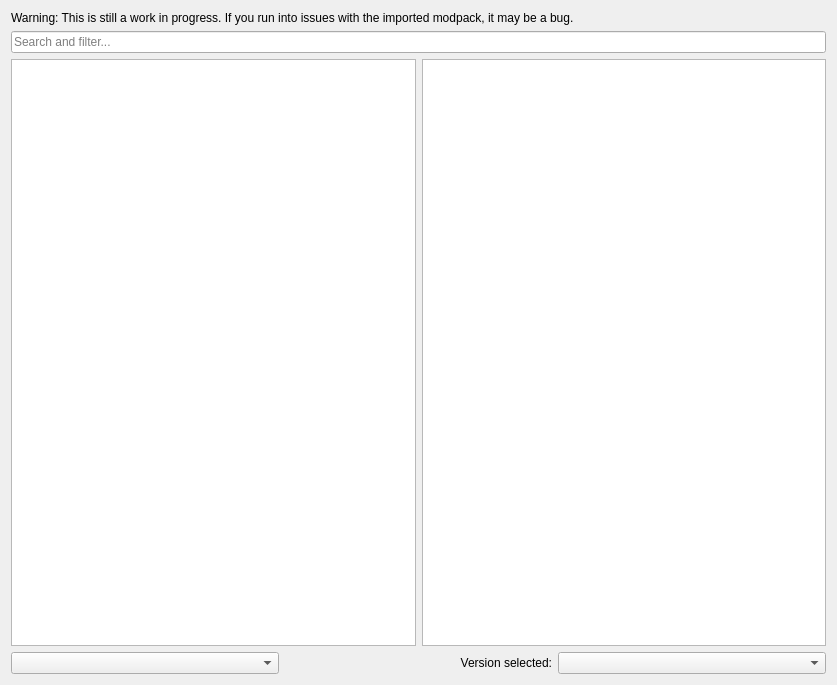
Qt form launcher/ui/pages/modplatform/atlauncher/AtlPage.ui (PolyMC/PolyMC) before a commit.
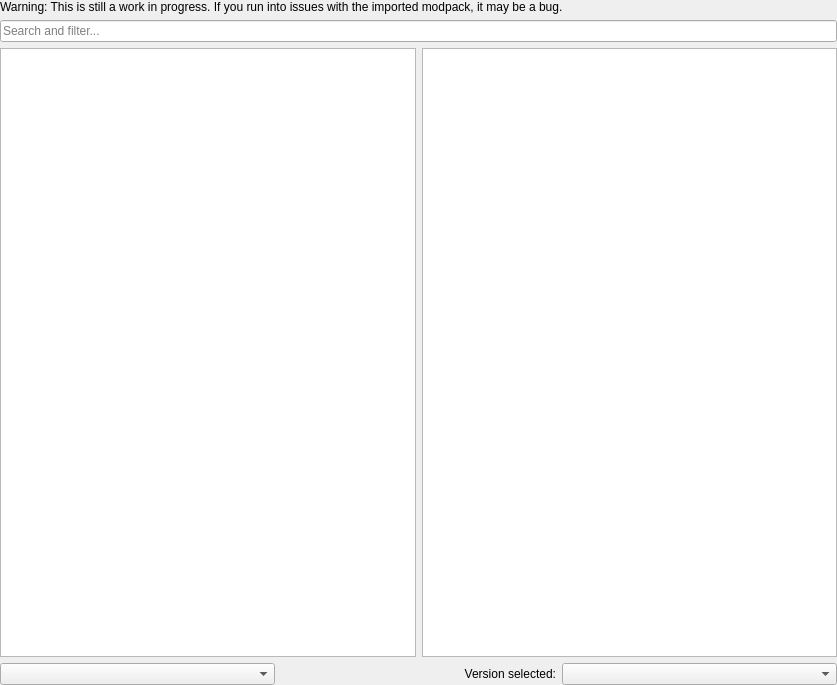
The same form after that commit.

```diff
--- a/launcher/ui/pages/modplatform/atlauncher/AtlPage.ui
+++ b/launcher/ui/pages/modplatform/atlauncher/AtlPage.ui
@@ -11,6 +11,18 @@
    </rect>
   </property>
   <layout class="QGridLayout" name="gridLayout">
+   <property name="leftMargin">
+    <number>0</number>
+   </property>
+   <property name="topMargin">
+    <number>0</number>
+   </property>
+   <property name="rightMargin">
+    <number>0</number>
+   </property>
+   <property name="bottomMargin">
+    <number>0</number>
+   </property>
    <item row="2" column="0" colspan="2">
     <layout class="QGridLayout" name="gridLayout_3">
      <item row="1" column="0">
```
